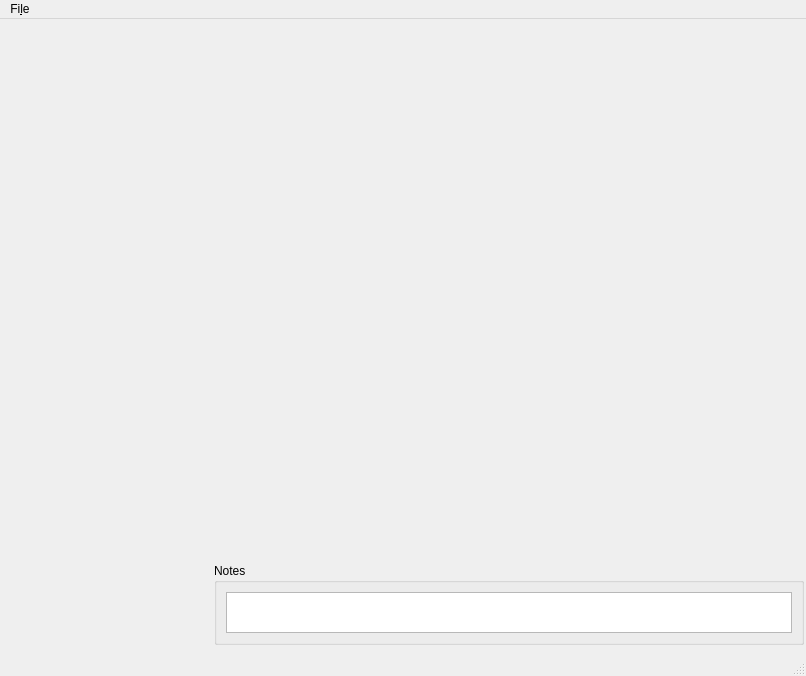
This is storm_control/hal4000/qtdesigner/hal4000.ui in ZhuangLab/storm-control as Qt 5 draws it before an edit. The edited form follows.
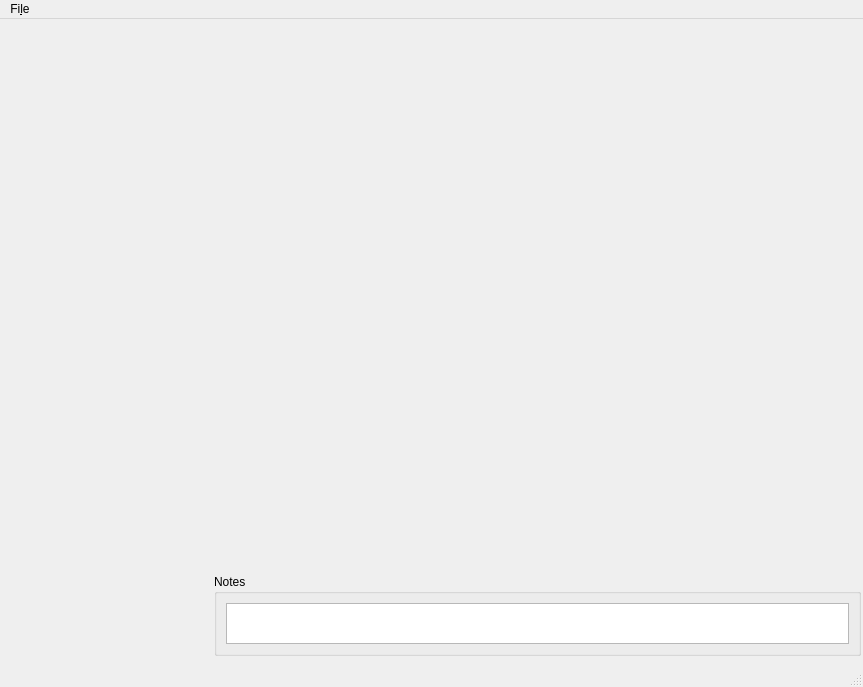
This is the edited form. Icons and pictures are not drawn.

What changed in the file:
```diff
--- a/storm_control/hal4000/qtdesigner/hal4000.ui
+++ b/storm_control/hal4000/qtdesigner/hal4000.ui
@@ -6,8 +6,8 @@
    <rect>
     <x>0</x>
     <y>0</y>
-    <width>806</width>
-    <height>676</height>
+    <width>863</width>
+    <height>687</height>
    </rect>
   </property>
   <property name="sizePolicy">
@@ -101,8 +101,8 @@
         </property>
         <property name="minimumSize">
          <size>
-          <width>588</width>
-          <height>540</height>
+          <width>645</width>
+          <height>551</height>
          </size>
         </property>
         <property name="maximumSize">
@@ -177,7 +177,7 @@
     <rect>
      <x>0</x>
      <y>0</y>
-     <width>806</width>
+     <width>863</width>
      <height>25</height>
     </rect>
    </property>
```
